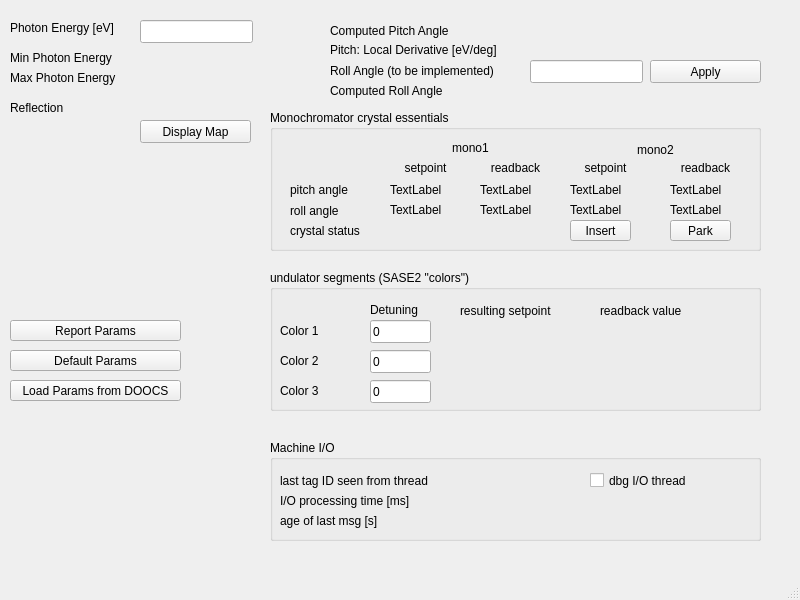
This is hxrss_main_window.ui in marcguetg/hxrss as Qt 5 draws it before an edit. The edited form follows.
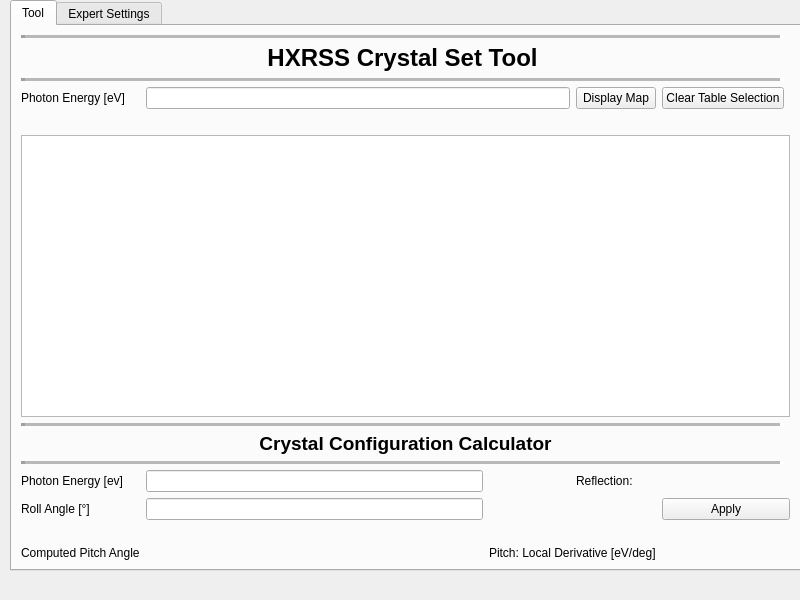
This is the edited form.

Commit message: First update to UI, added config table

Patch:
```diff
--- a/hxrss_main_window.ui
+++ b/hxrss_main_window.ui
@@ -14,60 +14,258 @@
    <string>HXRSS GUI v0.9</string>
   </property>
   <widget class="QWidget" name="centralwidget">
+   <widget class="QTabWidget" name="tabWidget">
+    <property name="geometry">
+     <rect>
+      <x>10</x>
+      <y>0</y>
+      <width>791</width>
+      <height>571</height>
+     </rect>
+    </property>
+    <property name="currentIndex">
+     <number>0</number>
+    </property>
+    <widget class="QWidget" name="tab">
+     <attribute name="title">
+      <string>Tool</string>
+     </attribute>
+     <layout class="QGridLayout" name="gridLayout">
+      <item row="3" column="0">
    <widget class="QLabel" name="label">
-    <property name="geometry">
-     <rect>
-      <x>10</x>
-      <y>20</y>
-      <width>121</width>
-      <height>16</height>
-     </rect>
-    </property>
     <property name="text">
      <string>Photon Energy [eV]</string>
     </property>
    </widget>
-   <widget class="QLabel" name="label_2">
-    <property name="geometry">
-     <rect>
-      <x>10</x>
-      <y>100</y>
-      <width>121</width>
-      <height>16</height>
-     </rect>
-    </property>
+      </item>
+      <item row="7" column="0" colspan="6">
+       <widget class="QLabel" name="label_21">
+        <property name="text">
+         <string>&lt;html&gt;&lt;head/&gt;&lt;body&gt;&lt;p align=&quot;center&quot;&gt;&lt;span style=&quot; font-size:14pt; font-weight:600;&quot;&gt;Crystal Configuration Calculator&lt;/span&gt;&lt;/p&gt;&lt;/body&gt;&lt;/html&gt;</string>
+        </property>
+       </widget>
+      </item>
+      <item row="5" column="0" colspan="6">
+       <widget class="QTableView" name="tableView"/>
+      </item>
+      <item row="9" column="0">
+       <widget class="QLabel" name="label_20">
     <property name="text">
-     <string>Reflection</string>
-    </property>
-   </widget>
-   <widget class="QLineEdit" name="photon_energy_edit">
-    <property name="geometry">
-     <rect>
-      <x>140</x>
-      <y>20</y>
-      <width>113</width>
-      <height>23</height>
-     </rect>
-    </property>
-   </widget>
+         <string>Photon Energy [ev]</string>
+        </property>
+       </widget>
+      </item>
+      <item row="15" column="4">
+       <widget class="QLabel" name="computed_pitch_angle_slope_display">
+        <property name="text">
+         <string/>
+        </property>
+       </widget>
+      </item>
+      <item row="15" column="1">
+       <widget class="QLabel" name="computed_pitch_angle_display">
+        <property name="text">
+         <string/>
+        </property>
+       </widget>
+      </item>
+      <item row="3" column="3">
    <widget class="QPushButton" name="display_map_button">
-    <property name="geometry">
-     <rect>
-      <x>140</x>
-      <y>120</y>
-      <width>111</width>
-      <height>23</height>
-     </rect>
-    </property>
     <property name="text">
      <string>Display Map</string>
     </property>
    </widget>
+      </item>
+      <item row="3" column="4">
+       <widget class="QPushButton" name="tableButton">
+        <property name="text">
+         <string>Clear Table Selection</string>
+        </property>
+       </widget>
+      </item>
+      <item row="3" column="1" colspan="2">
+       <widget class="QLineEdit" name="photon_energy_edit"/>
+      </item>
+      <item row="9" column="1">
+       <widget class="QLineEdit" name="photonE"/>
+      </item>
+      <item row="2" column="0" colspan="5">
+       <widget class="Line" name="line_3">
+        <property name="lineWidth">
+         <number>4</number>
+        </property>
+        <property name="midLineWidth">
+         <number>4</number>
+        </property>
+        <property name="orientation">
+         <enum>Qt::Horizontal</enum>
+        </property>
+       </widget>
+      </item>
+      <item row="8" column="0" colspan="5">
+       <widget class="Line" name="line">
+        <property name="lineWidth">
+         <number>4</number>
+        </property>
+        <property name="midLineWidth">
+         <number>4</number>
+        </property>
+        <property name="orientation">
+         <enum>Qt::Horizontal</enum>
+        </property>
+       </widget>
+      </item>
+      <item row="10" column="1">
+       <widget class="QLineEdit" name="roll_angle_edit"/>
+      </item>
+      <item row="9" column="3">
+       <widget class="QLabel" name="label_2">
+        <property name="text">
+         <string>Reflection:</string>
+        </property>
+       </widget>
+      </item>
+      <item row="10" column="0">
+       <widget class="QLabel" name="label_26">
+        <property name="text">
+         <string>Roll Angle [°]</string>
+        </property>
+       </widget>
+      </item>
+      <item row="11" column="0" colspan="6">
+       <widget class="QLabel" name="calclabel">
+        <property name="text">
+         <string/>
+        </property>
+       </widget>
+      </item>
+      <item row="15" column="2" colspan="2">
+       <widget class="QLabel" name="label_25">
+        <property name="text">
+         <string>Pitch: Local Derivative [eV/deg]</string>
+        </property>
+       </widget>
+      </item>
+      <item row="10" column="4" colspan="2">
+       <widget class="QPushButton" name="apply_button">
+        <property name="text">
+         <string>Apply</string>
+        </property>
+       </widget>
+      </item>
+      <item row="15" column="0">
+       <widget class="QLabel" name="label_23">
+        <property name="text">
+         <string>Computed Pitch Angle</string>
+        </property>
+       </widget>
+      </item>
+      <item row="9" column="4">
+       <widget class="QLabel" name="reflection_display">
+        <property name="minimumSize">
+         <size>
+          <width>100</width>
+          <height>0</height>
+         </size>
+        </property>
+        <property name="text">
+         <string/>
+        </property>
+       </widget>
+      </item>
+      <item row="1" column="0" colspan="5">
+       <widget class="QLabel" name="label_24">
+        <property name="text">
+         <string>&lt;html&gt;&lt;head/&gt;&lt;body&gt;&lt;p align=&quot;center&quot;&gt;&lt;span style=&quot; font-size:18pt; font-weight:600;&quot;&gt;HXRSS Crystal Set Tool&lt;/span&gt;&lt;/p&gt;&lt;/body&gt;&lt;/html&gt;</string>
+        </property>
+       </widget>
+      </item>
+      <item row="4" column="0" colspan="6">
+       <widget class="QLabel" name="loglabel">
+        <property name="text">
+         <string/>
+        </property>
+       </widget>
+      </item>
+      <item row="6" column="0" colspan="5">
+       <widget class="Line" name="line_2">
+        <property name="frameShadow">
+         <enum>QFrame::Sunken</enum>
+        </property>
+        <property name="lineWidth">
+         <number>4</number>
+        </property>
+        <property name="midLineWidth">
+         <number>4</number>
+        </property>
+        <property name="orientation">
+         <enum>Qt::Horizontal</enum>
+        </property>
+       </widget>
+      </item>
+      <item row="0" column="0" colspan="5">
+       <widget class="Line" name="line_4">
+        <property name="lineWidth">
+         <number>4</number>
+        </property>
+        <property name="midLineWidth">
+         <number>4</number>
+        </property>
+        <property name="orientation">
+         <enum>Qt::Horizontal</enum>
+        </property>
+       </widget>
+      </item>
+     </layout>
+    </widget>
+    <widget class="QWidget" name="tab_2">
+     <attribute name="title">
+      <string>Expert Settings</string>
+     </attribute>
+     <widget class="QPushButton" name="params_report_button">
+      <property name="geometry">
+       <rect>
+        <x>20</x>
+        <y>230</y>
+        <width>171</width>
+        <height>21</height>
+       </rect>
+      </property>
+      <property name="text">
+       <string>Report Params</string>
+      </property>
+     </widget>
+     <widget class="QPushButton" name="params_default_button">
+      <property name="geometry">
+       <rect>
+        <x>20</x>
+        <y>260</y>
+        <width>171</width>
+        <height>21</height>
+       </rect>
+      </property>
+      <property name="text">
+       <string>Default Params</string>
+      </property>
+     </widget>
+     <widget class="QPushButton" name="params_fromDOOCS_button">
+      <property name="geometry">
+       <rect>
+        <x>20</x>
+        <y>290</y>
+        <width>171</width>
+        <height>21</height>
+       </rect>
+      </property>
+      <property name="text">
+       <string>Load Params from DOOCS</string>
+      </property>
+     </widget>
    <widget class="QGroupBox" name="groupBox">
     <property name="geometry">
      <rect>
-      <x>270</x>
-      <y>110</y>
+        <x>80</x>
+        <y>30</y>
       <width>491</width>
       <height>141</height>
      </rect>
@@ -341,24 +539,11 @@
      </property>
     </widget>
    </widget>
-   <widget class="QLabel" name="reflection_display">
-    <property name="geometry">
-     <rect>
-      <x>140</x>
-      <y>100</y>
-      <width>111</width>
-      <height>16</height>
-     </rect>
-    </property>
-    <property name="text">
-     <string/>
-    </property>
-   </widget>
    <widget class="QGroupBox" name="groupBox_2">
     <property name="geometry">
      <rect>
-      <x>270</x>
-      <y>270</y>
+        <x>220</x>
+        <y>190</y>
       <width>491</width>
       <height>141</height>
      </rect>
@@ -571,24 +756,11 @@
      </property>
     </widget>
    </widget>
-   <widget class="QPushButton" name="apply_button">
-    <property name="geometry">
-     <rect>
-      <x>650</x>
-      <y>60</y>
-      <width>111</width>
-      <height>23</height>
-     </rect>
-    </property>
-    <property name="text">
-     <string>Apply</string>
-    </property>
-   </widget>
    <widget class="QGroupBox" name="groupBox_3">
     <property name="geometry">
      <rect>
-      <x>270</x>
-      <y>440</y>
+        <x>210</x>
+        <y>350</y>
       <width>491</width>
       <height>101</height>
      </rect>
@@ -697,197 +869,7 @@
      </property>
     </widget>
    </widget>
-   <widget class="QLabel" name="photon_energy_min_label">
-    <property name="geometry">
-     <rect>
-      <x>10</x>
-      <y>50</y>
-      <width>121</width>
-      <height>16</height>
-     </rect>
-    </property>
-    <property name="text">
-     <string>Min Photon Energy</string>
-    </property>
-   </widget>
-   <widget class="QLabel" name="photon_energy_max_label">
-    <property name="geometry">
-     <rect>
-      <x>10</x>
-      <y>70</y>
-      <width>121</width>
-      <height>16</height>
-     </rect>
-    </property>
-    <property name="text">
-     <string>Max Photon Energy</string>
-    </property>
-   </widget>
-   <widget class="QLabel" name="photon_energy_min_display">
-    <property name="geometry">
-     <rect>
-      <x>140</x>
-      <y>50</y>
-      <width>111</width>
-      <height>16</height>
-     </rect>
-    </property>
-    <property name="text">
-     <string/>
-    </property>
-   </widget>
-   <widget class="QLabel" name="photon_energy_max_display">
-    <property name="geometry">
-     <rect>
-      <x>140</x>
-      <y>70</y>
-      <width>111</width>
-      <height>16</height>
-     </rect>
-    </property>
-    <property name="text">
-     <string/>
-    </property>
-   </widget>
-   <widget class="QLabel" name="label_23">
-    <property name="geometry">
-     <rect>
-      <x>330</x>
-      <y>20</y>
-      <width>151</width>
-      <height>21</height>
-     </rect>
-    </property>
-    <property name="text">
-     <string>Computed Pitch Angle</string>
-    </property>
-   </widget>
-   <widget class="QLabel" name="label_24">
-    <property name="geometry">
-     <rect>
-      <x>330</x>
-      <y>80</y>
-      <width>151</width>
-      <height>21</height>
-     </rect>
-    </property>
-    <property name="text">
-     <string>Computed Roll Angle</string>
-    </property>
-   </widget>
-   <widget class="QLabel" name="computed_pitch_angle_display">
-    <property name="geometry">
-     <rect>
-      <x>530</x>
-      <y>20</y>
-      <width>91</width>
-      <height>16</height>
-     </rect>
-    </property>
-    <property name="text">
-     <string/>
-    </property>
-   </widget>
-   <widget class="QLabel" name="computed_roll_angle_display">
-    <property name="geometry">
-     <rect>
-      <x>530</x>
-      <y>80</y>
-      <width>91</width>
-      <height>16</height>
-     </rect>
-    </property>
-    <property name="text">
-     <string/>
-    </property>
-   </widget>
-   <widget class="QLabel" name="computed_pitch_angle_slope_display">
-    <property name="geometry">
-     <rect>
-      <x>530</x>
-      <y>40</y>
-      <width>91</width>
-      <height>16</height>
-     </rect>
-    </property>
-    <property name="text">
-     <string/>
-    </property>
-   </widget>
-   <widget class="QLabel" name="label_25">
-    <property name="geometry">
-     <rect>
-      <x>330</x>
-      <y>40</y>
-      <width>201</width>
-      <height>20</height>
-     </rect>
-    </property>
-    <property name="text">
-     <string>Pitch: Local Derivative [eV/deg]</string>
-    </property>
-   </widget>
-   <widget class="QPushButton" name="params_report_button">
-    <property name="geometry">
-     <rect>
-      <x>10</x>
-      <y>320</y>
-      <width>171</width>
-      <height>21</height>
-     </rect>
-    </property>
-    <property name="text">
-     <string>Report Params</string>
-    </property>
-   </widget>
-   <widget class="QPushButton" name="params_default_button">
-    <property name="geometry">
-     <rect>
-      <x>10</x>
-      <y>350</y>
-      <width>171</width>
-      <height>21</height>
-     </rect>
-    </property>
-    <property name="text">
-     <string>Default Params</string>
-    </property>
-   </widget>
-   <widget class="QPushButton" name="params_fromDOOCS_button">
-    <property name="geometry">
-     <rect>
-      <x>10</x>
-      <y>380</y>
-      <width>171</width>
-      <height>21</height>
-     </rect>
-    </property>
-    <property name="text">
-     <string>Load Params from DOOCS</string>
-    </property>
-   </widget>
-   <widget class="QLabel" name="label_26">
-    <property name="geometry">
-     <rect>
-      <x>330</x>
-      <y>60</y>
-      <width>191</width>
-      <height>21</height>
-     </rect>
-    </property>
-    <property name="text">
-     <string>Roll Angle (to be implemented)</string>
-    </property>
-   </widget>
-   <widget class="QLineEdit" name="roll_angle_edit">
-    <property name="geometry">
-     <rect>
-      <x>530</x>
-      <y>60</y>
-      <width>113</width>
-      <height>23</height>
-     </rect>
-    </property>
+    </widget>
    </widget>
   </widget>
   <widget class="QMenuBar" name="menubar">
@@ -900,7 +882,11 @@
     </rect>
    </property>
   </widget>
-  <widget class="QStatusBar" name="statusbar"/>
+  <action name="actionExpert_Settings">
+   <property name="text">
+    <string>Expert Settings</string>
+   </property>
+  </action>
  </widget>
  <resources/>
  <connections/>
```
Left out of the diff: 20 changed lines with no effect on the pictures. Lines whose indentation alone changed are shown as unchanged. The commit also changes 16 other files.
